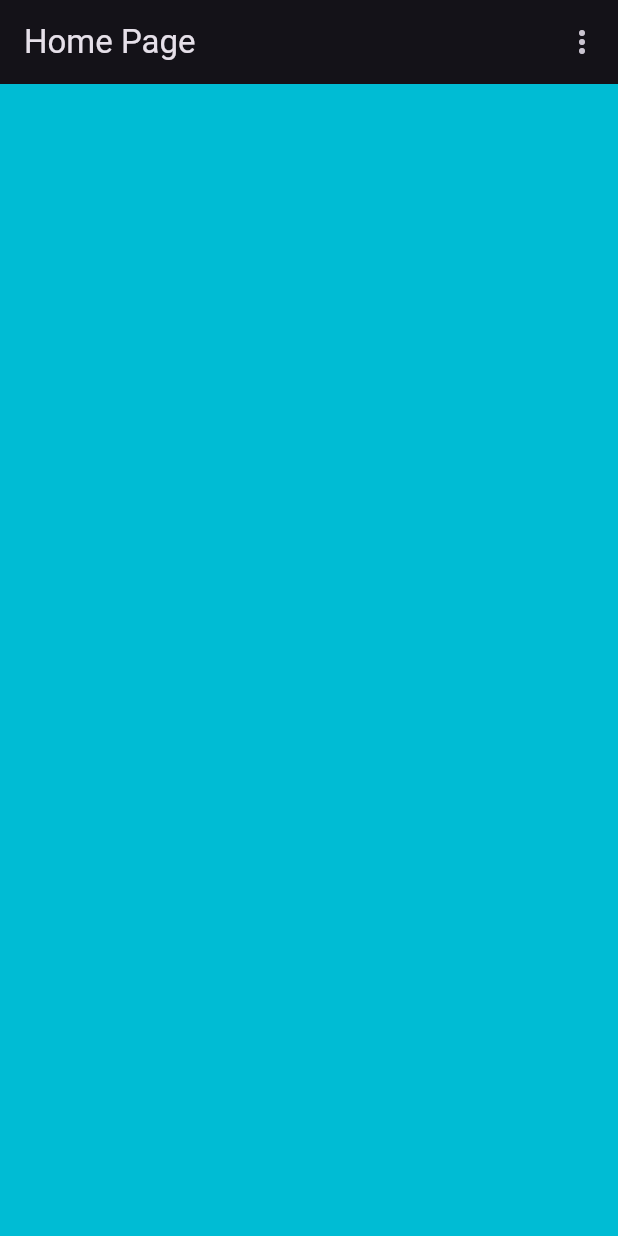
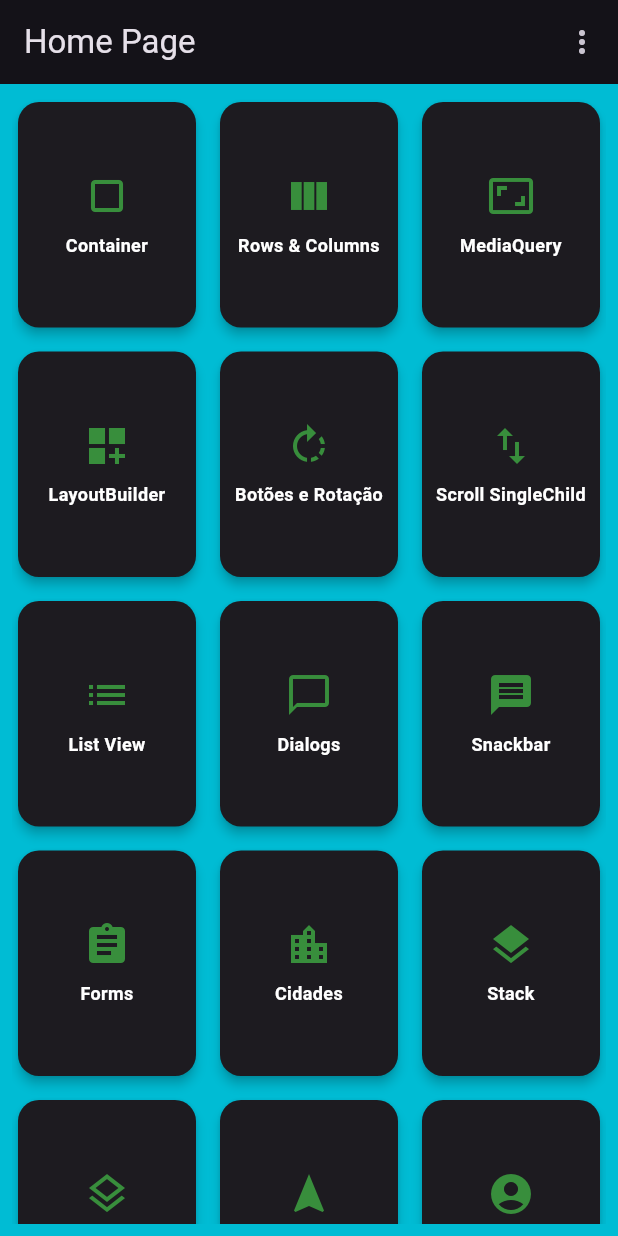
Before and after one commit to RonaldoSMelo/Flutter_Base, a Flutter app: the screen it shows after launch, on a phone screen of 412 x 824 dp. Run offline on Flutter 3.47's test engine with Material 3 defaults, Android fonts, the phone set to English and light mode, and no system bars; our stand-ins replace flutter_tts, sensors_plus.

Commit message:
inserir cards na home

```diff
--- a/lib/pages/home/home_page.dart.dart
+++ b/lib/pages/home/home_page.dart.dart
@@ -20,6 +20,56 @@ enum PopupMenuPages {
   material_banner,
   sensor
 }
+
+class _MenuItem {
+  final String label;
+  final IconData icon;
+  final String route;
+  const _MenuItem(
+      {required this.label, required this.icon, required this.route});
+}
+
+const List<_MenuItem> _menuItems = [
+  _MenuItem(label: 'Container', icon: Icons.crop_square, route: '/container'),
+  _MenuItem(
+      label: 'Rows & Columns', icon: Icons.view_column, route: '/rows_columns'),
+  _MenuItem(
+      label: 'MediaQuery', icon: Icons.aspect_ratio, route: '/media_query'),
+  _MenuItem(
+      label: 'LayoutBuilder',
+      icon: Icons.dashboard_customize,
+      route: '/layout_builder'),
+  _MenuItem(
+      label: 'Botões e Rotação',
+      icon: Icons.rotate_right,
+      route: '/botoes_rotacao_texto'),
+  _MenuItem(
+      label: 'Scroll SingleChild',
+      icon: Icons.swap_vert,
+      route: '/scrolls_single_child'),
+  _MenuItem(label: 'List View', icon: Icons.list, route: '/list_view'),
+  _MenuItem(
+      label: 'Dialogs', icon: Icons.chat_bubble_outline, route: '/dialogs'),
+  _MenuItem(label: 'Snackbar', icon: Icons.message, route: '/snackbar'),
+  _MenuItem(label: 'Forms', icon: Icons.assignment, route: '/forms'),
+  _MenuItem(label: 'Cidades', icon: Icons.location_city, route: '/cidades'),
+  _MenuItem(label: 'Stack', icon: Icons.layers, route: '/stack'),
+  _MenuItem(label: 'Stack2', icon: Icons.layers_outlined, route: '/stack2'),
+  _MenuItem(
+      label: 'Bottom Nav Bar',
+      icon: Icons.navigation,
+      route: '/bottom_navigator_bar'),
+  _MenuItem(
+      label: 'Circle Avatar',
+      icon: Icons.account_circle,
+      route: '/circle_avatar'),
+  _MenuItem(label: 'Cores', icon: Icons.color_lens, route: '/colors'),
+  _MenuItem(
+      label: 'Material Banner',
+      icon: Icons.announcement,
+      route: '/material_banner'),
+  _MenuItem(label: 'Sensor', icon: Icons.directions_walk, route: '/sensor'),
+];
 
 class HomePage extends StatelessWidget {
   const HomePage({super.key});
@@ -169,7 +219,55 @@ class HomePage extends StatelessWidget {
               })
         ],
       ),
-      body: Container(),
+      body: Padding(
+        padding: const EdgeInsets.all(8.0),
+        child: GridView.builder(
+          gridDelegate: const SliverGridDelegateWithFixedCrossAxisCount(
+            crossAxisCount: 3,
+            crossAxisSpacing: 8,
+            mainAxisSpacing: 8,
+            childAspectRatio: 0.8,
+          ),
+          itemCount: _menuItems.length,
+          itemBuilder: (context, index) {
+            final item = _menuItems[index];
+            return InkWell(
+              borderRadius: BorderRadius.circular(14),
+              onTap: () => Navigator.of(context).pushNamed(item.route),
+              child: Card(
+                elevation: 3,
+                shape: RoundedRectangleBorder(
+                  borderRadius: BorderRadius.circular(14),
+                ),
+                child: Padding(
+                  padding:
+                      const EdgeInsets.symmetric(vertical: 10, horizontal: 4),
+                  child: Column(
+                    mainAxisAlignment: MainAxisAlignment.center,
+                    children: [
+                      Icon(item.icon, size: 32, color: Colors.green[700]),
+                      const SizedBox(height: 8),
+                      Flexible(
+                        child: Text(
+                          item.label,
+                          textAlign: TextAlign.center,
+                          maxLines: 2,
+                          overflow: TextOverflow.ellipsis,
+                          style: const TextStyle(
+                            fontSize: 12,
+                            fontWeight: FontWeight.w600,
+                            color: Colors.white,
+                          ),
+                        ),
+                      ),
+                    ],
+                  ),
+                ),
+              ),
+            );
+          },
+        ),
+      ),
     );
   }
 }
```
Also changed, not shown: lib/pages/sensor/sensor_page.dart (+74 -16 lines), 4 other files.
